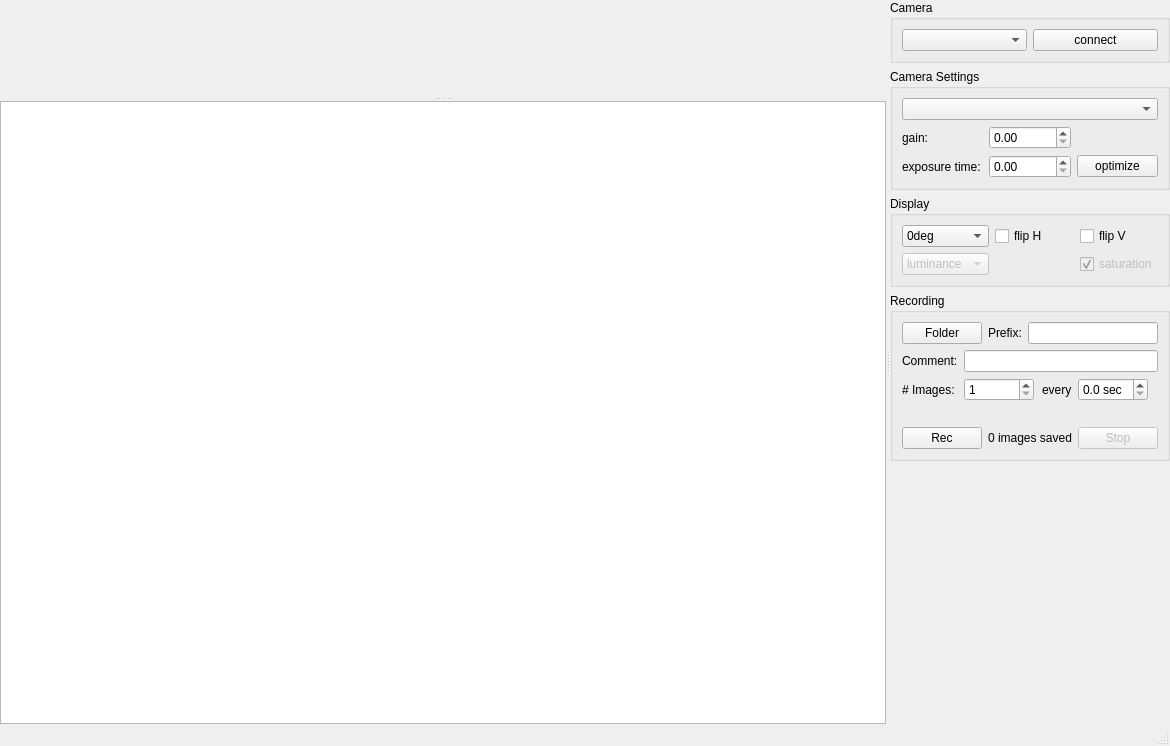
scriptorron/pifcap, file src/pifcap/pifcap_ui.ui: the form before one commit.
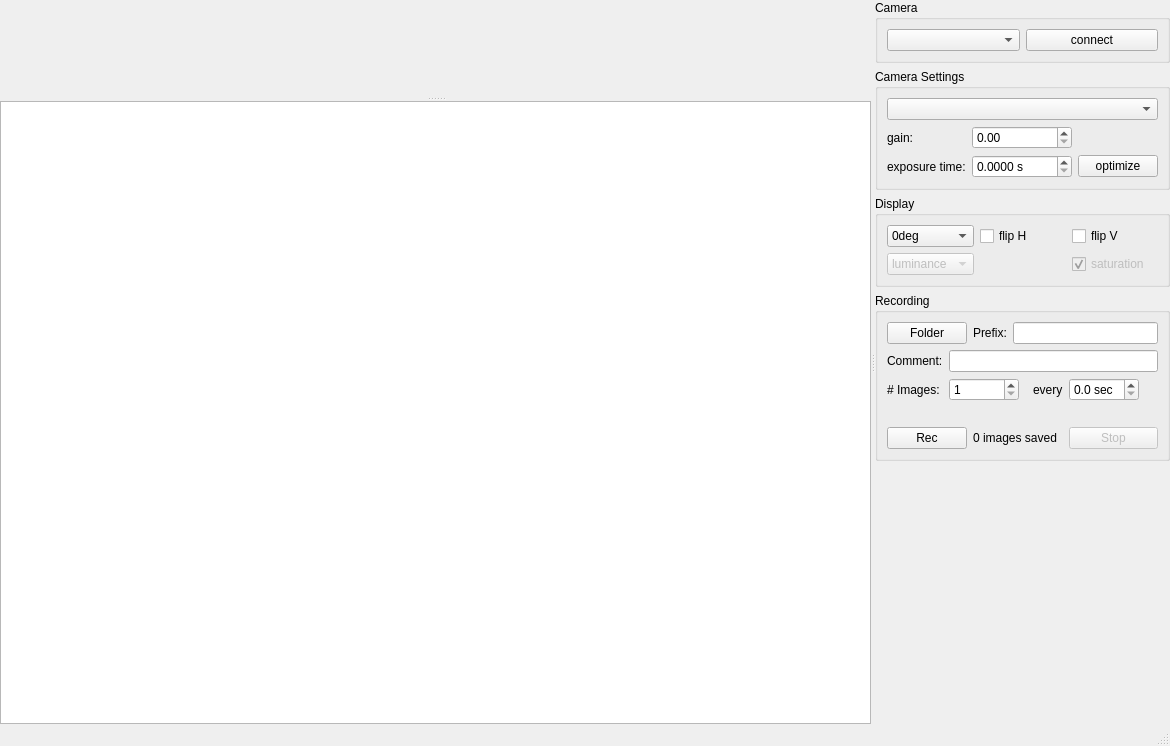
The form after the commit. Custom widgets are drawn as their Qt base class.

```diff
--- a/src/pifcap/pifcap_ui.ui
+++ b/src/pifcap/pifcap_ui.ui
@@ -109,8 +109,8 @@
                <rect>
                 <x>0</x>
                 <y>0</y>
-                <width>320</width>
-                <height>705</height>
+                <width>354</width>
+                <height>678</height>
                </rect>
               </property>
               <layout class="QVBoxLayout" name="verticalLayout_6">
@@ -175,7 +175,23 @@
                    </widget>
                   </item>
                   <item row="2" column="1">
-                   <widget class="QDoubleSpinBox" name="doubleSpinBox_ExposureTime"/>
+                   <widget class="QDoubleSpinBox" name="doubleSpinBox_ExposureTime">
+                    <property name="suffix">
+                     <string> s</string>
+                    </property>
+                    <property name="decimals">
+                     <number>4</number>
+                    </property>
+                    <property name="maximum">
+                     <double>10000.000000000000000</double>
+                    </property>
+                    <property name="singleStep">
+                     <double>0.010000000000000</double>
+                    </property>
+                    <property name="stepType">
+                     <enum>QAbstractSpinBox::AdaptiveDecimalStepType</enum>
+                    </property>
+                   </widget>
                   </item>
                   <item row="2" column="2">
                    <widget class="QPushButton" name="pushButton_OptimizeExposure">
@@ -373,7 +389,7 @@
                   <item row="3" column="0" colspan="7">
                    <widget class="QLabel" name="label_RecordingInfos">
                     <property name="text">
-                     <string> </string>
+                     <string/>
                     </property>
                    </widget>
                   </item>
```
Left out of the diff: 2 changed lines with no effect on the pictures.
